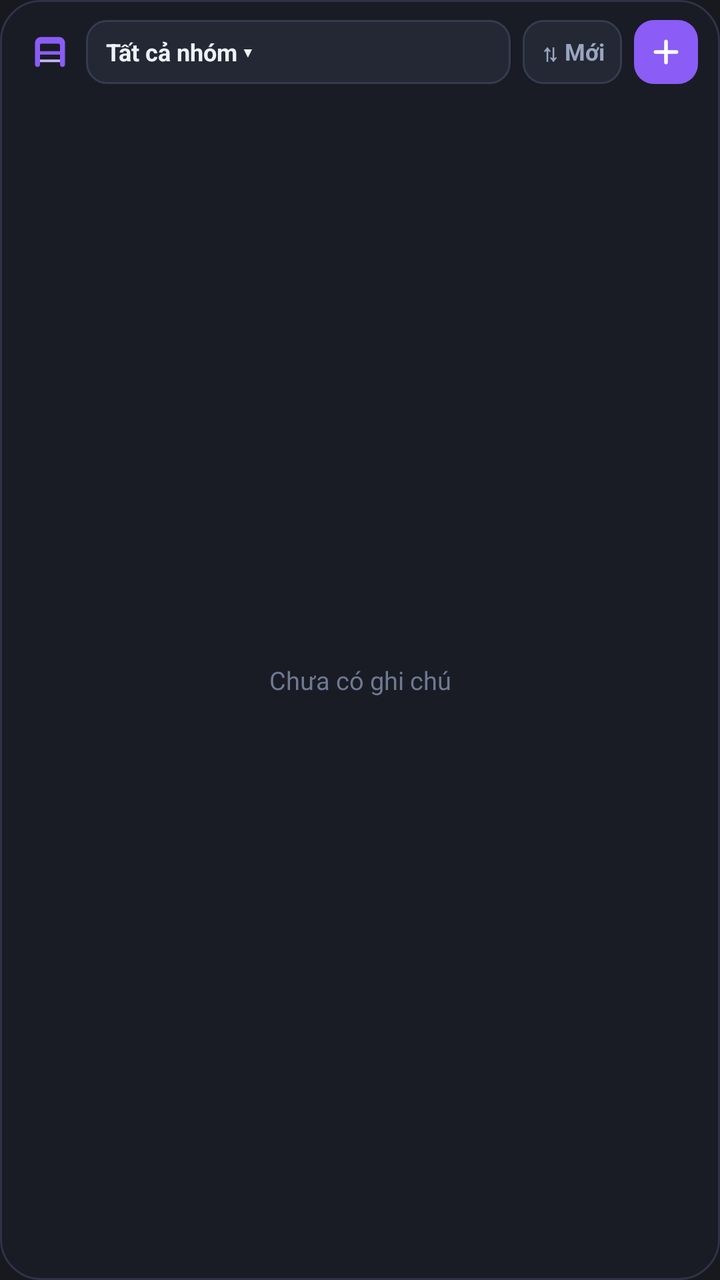
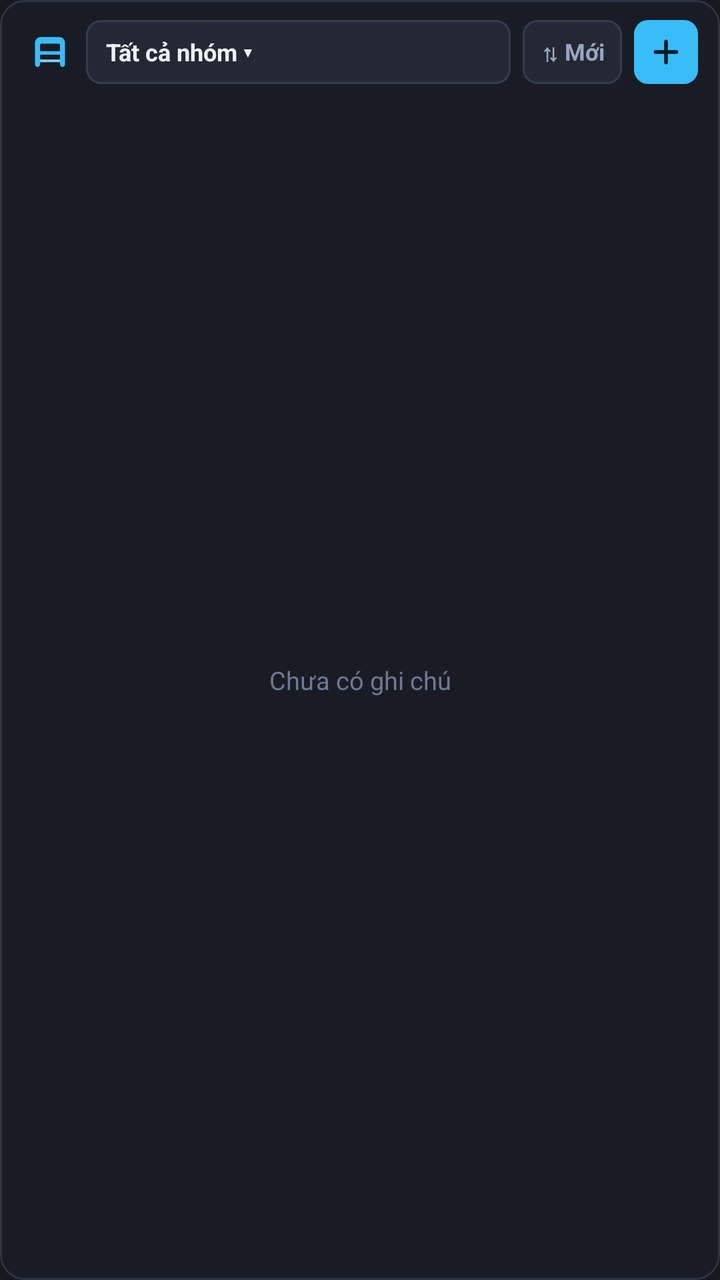

An Android layout rendered at two revisions. The XML below is the earlier revision; the diff shows what the commit changed to produce the second picture.
<!-- AndroidManifest.xml: application theme Theme.ObsidianQuick -->
<!-- res/layout/widget_notes.xml -->
<?xml version="1.0" encoding="utf-8"?>
<LinearLayout xmlns:android="http://schemas.android.com/apk/res/android"
    android:id="@+id/w_notes_root"
    android:layout_width="match_parent"
    android:layout_height="match_parent"
    android:background="@drawable/widget_bg"
    android:orientation="vertical"
    android:paddingStart="11dp"
    android:paddingTop="10dp"
    android:paddingEnd="11dp"
    android:paddingBottom="10dp">

    <LinearLayout
        android:layout_width="match_parent"
        android:layout_height="wrap_content"
        android:layout_marginBottom="8dp"
        android:gravity="center_vertical"
        android:orientation="horizontal">

        <ImageView
            android:id="@+id/w_notes_open_app"
            android:layout_width="28dp"
            android:layout_height="28dp"
            android:padding="4dp"
            android:scaleType="fitCenter"
            android:src="@drawable/ic_w_note_badge" />

        <TextView
            android:id="@+id/w_notes_group_btn"
            android:layout_width="0dp"
            android:layout_height="32dp"
            android:layout_marginStart="4dp"
            android:layout_marginEnd="6dp"
            android:layout_weight="1"
            android:background="@drawable/widget_btn_bg"
            android:ellipsize="end"
            android:gravity="center_vertical"
            android:paddingStart="10dp"
            android:paddingEnd="10dp"
            android:singleLine="true"
            android:text="Tất cả nhóm ▾"
            android:textColor="#EDF1F8"
            android:textSize="12sp"
            android:textStyle="bold" />

        <TextView
            android:id="@+id/w_notes_sort_btn"
            android:layout_width="wrap_content"
            android:layout_height="32dp"
            android:layout_marginEnd="6dp"
            android:background="@drawable/widget_btn_bg"
            android:gravity="center"
            android:paddingStart="9dp"
            android:paddingEnd="9dp"
            android:singleLine="true"
            android:text="⇅ Mới"
            android:textColor="#9AA6BF"
            android:textSize="11.5sp"
            android:textStyle="bold" />

        <ImageView
            android:id="@+id/w_notes_add_btn"
            android:layout_width="32dp"
            android:layout_height="32dp"
            android:background="@drawable/widget_add_notes_bg"
            android:padding="7dp"
            android:scaleType="fitCenter"
            android:src="@drawable/ic_w_plus_light" />
    </LinearLayout>

    <FrameLayout
        android:layout_width="match_parent"
        android:layout_height="0dp"
        android:layout_weight="1">

        <ListView
            android:id="@+id/w_notes_list"
            android:layout_width="match_parent"
            android:layout_height="match_parent"
            android:clipToPadding="false"
            android:divider="@android:color/transparent"
            android:dividerHeight="6dp"
            android:scrollbars="none"
            android:stackFromBottom="true"
            android:transcriptMode="alwaysScroll" />

        <TextView
            android:id="@+id/w_notes_empty"
            android:layout_width="match_parent"
            android:layout_height="match_parent"
            android:gravity="center"
            android:padding="12dp"
            android:text="Chưa có ghi chú"
            android:textColor="#6F7A92"
            android:textSize="12.5sp" />
    </FrameLayout>

</LinearLayout>
<!-- resources referenced by this layout -->
<resources>
  <!-- drawable ic_w_note_badge (drawable) -->
  <vector xmlns:android="http://schemas.android.com/apk/res/android"
      android:width="20dp"
      android:height="20dp"
      android:viewportWidth="24"
      android:viewportHeight="24">
      <path
          android:fillColor="#8B5CF6"
          android:pathData="M6.5,3h11C19.4,3 21,4.6 21,6.5v13c0,0.8 -0.7,1.5 -1.5,1.5S18,20.3 18,19.5V7.8C18,7.4 17.6,7 17.2,7H6.8C6.4,7 6,7.4 6,7.8v11.7C6,20.3 5.3,21 4.5,21S3,20.3 3,19.5v-13C3,4.6 4.6,3 6.5,3z" />
      <path
          android:fillColor="#8B5CF6"
          android:pathData="M5,11.5h14v2.1H5z" />
      <path
          android:fillColor="#C4B5FD"
          android:pathData="M6,16.5h12v1.6H6z" />
  </vector>
  <!-- drawable ic_w_plus_light (drawable) -->
  <?xml version="1.0" encoding="utf-8"?>
  <vector xmlns:android="http://schemas.android.com/apk/res/android"
      android:width="18dp"
      android:height="18dp"
      android:viewportWidth="24"
      android:viewportHeight="24">
      <path
          android:strokeColor="#FFFFFF"
          android:strokeWidth="2.4"
          android:strokeLineCap="round"
          android:pathData="M12,5v14M5,12h14" />
  </vector>
  <!-- drawable widget_add_notes_bg (drawable) -->
  <?xml version="1.0" encoding="utf-8"?>
  <shape xmlns:android="http://schemas.android.com/apk/res/android" android:shape="rectangle">
      <solid android:color="#8B5CF6" />
      <corners android:radius="10dp" />
  </shape>
  <!-- drawable widget_bg (drawable) -->
  <?xml version="1.0" encoding="utf-8"?>
  <shape xmlns:android="http://schemas.android.com/apk/res/android" android:shape="rectangle">
      <solid android:color="#191C24" />
      <stroke android:width="1dp" android:color="#2E3444" />
      <corners android:radius="20dp" />
  </shape>
  <!-- drawable widget_btn_bg (drawable) -->
  <?xml version="1.0" encoding="utf-8"?>
  <shape xmlns:android="http://schemas.android.com/apk/res/android" android:shape="rectangle">
      <solid android:color="#232834" />
      <stroke android:width="1dp" android:color="#343C4F" />
      <corners android:radius="10dp" />
  </shape>
  <style name="Theme.ObsidianQuick" parent="Theme.AppCompat.NoActionBar">
          <item name="android:statusBarColor">#17191F</item>
          <item name="android:navigationBarColor">#1D2028</item>
          <item name="android:windowLightStatusBar">false</item>
          <item name="android:windowBackground">#17191F</item>
      </style>
</resources>

<!-- the commit's change to res/layout/widget_notes.xml (unified diff, before → after) -->
@@ -65,7 +65,7 @@
             android:background="@drawable/widget_add_notes_bg"
             android:padding="7dp"
             android:scaleType="fitCenter"
-            android:src="@drawable/ic_w_plus_light" />
+            android:src="@drawable/ic_w_plus_dark" />
     </LinearLayout>
 
     <FrameLayout
<!-- resource entries referenced after the edit -->
@@ -7,16 +7,16 @@
       android:viewportWidth="24"
       android:viewportHeight="24">
       <path
-          android:fillColor="#8B5CF6"
+          android:fillColor="#38BDF8"
           android:pathData="M6.5,3h11C19.4,3 21,4.6 21,6.5v13c0,0.8 -0.7,1.5 -1.5,1.5S18,20.3 18,19.5V7.8C18,7.4 17.6,7 17.2,7H6.8C6.4,7 6,7.4 6,7.8v11.7C6,20.3 5.3,21 4.5,21S3,20.3 3,19.5v-13C3,4.6 4.6,3 6.5,3z" />
       <path
-          android:fillColor="#8B5CF6"
+          android:fillColor="#38BDF8"
           android:pathData="M5,11.5h14v2.1H5z" />
       <path
-          android:fillColor="#C4B5FD"
+          android:fillColor="#7DD3FC"
           android:pathData="M6,16.5h12v1.6H6z" />
   </vector>
-  <!-- drawable ic_w_plus_light (drawable) -->
+  <!-- drawable ic_w_plus_dark (drawable) -->
   <?xml version="1.0" encoding="utf-8"?>
   <vector xmlns:android="http://schemas.android.com/apk/res/android"
       android:width="18dp"
@@ -24,7 +24,7 @@
       android:viewportWidth="24"
       android:viewportHeight="24">
       <path
-          android:strokeColor="#FFFFFF"
+          android:strokeColor="#061826"
           android:strokeWidth="2.4"
           android:strokeLineCap="round"
           android:pathData="M12,5v14M5,12h14" />
@@ -32,22 +32,22 @@
   <!-- drawable widget_add_notes_bg (drawable) -->
   <?xml version="1.0" encoding="utf-8"?>
   <shape xmlns:android="http://schemas.android.com/apk/res/android" android:shape="rectangle">
-      <solid android:color="#8B5CF6" />
-      <corners android:radius="10dp" />
+      <solid android:color="#38BDF8" />
+      <corners android:radius="7dp" />
   </shape>
   <!-- drawable widget_bg (drawable) -->
   <?xml version="1.0" encoding="utf-8"?>
   <shape xmlns:android="http://schemas.android.com/apk/res/android" android:shape="rectangle">
       <solid android:color="#191C24" />
       <stroke android:width="1dp" android:color="#2E3444" />
-      <corners android:radius="20dp" />
+      <corners android:radius="12dp" />
   </shape>
   <!-- drawable widget_btn_bg (drawable) -->
   <?xml version="1.0" encoding="utf-8"?>
   <shape xmlns:android="http://schemas.android.com/apk/res/android" android:shape="rectangle">
       <solid android:color="#232834" />
       <stroke android:width="1dp" android:color="#343C4F" />
-      <corners android:radius="10dp" />
+      <corners android:radius="7dp" />
   </shape>
   <style name="Theme.ObsidianQuick" parent="Theme.AppCompat.NoActionBar">
           <item name="android:statusBarColor">#17191F</item>
